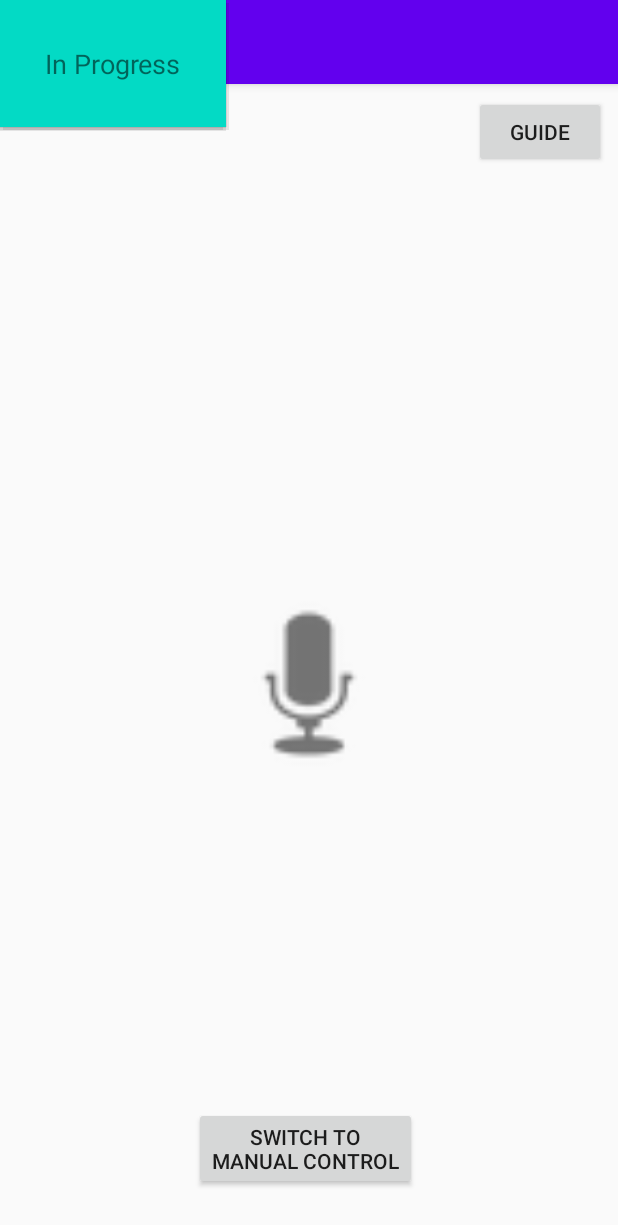
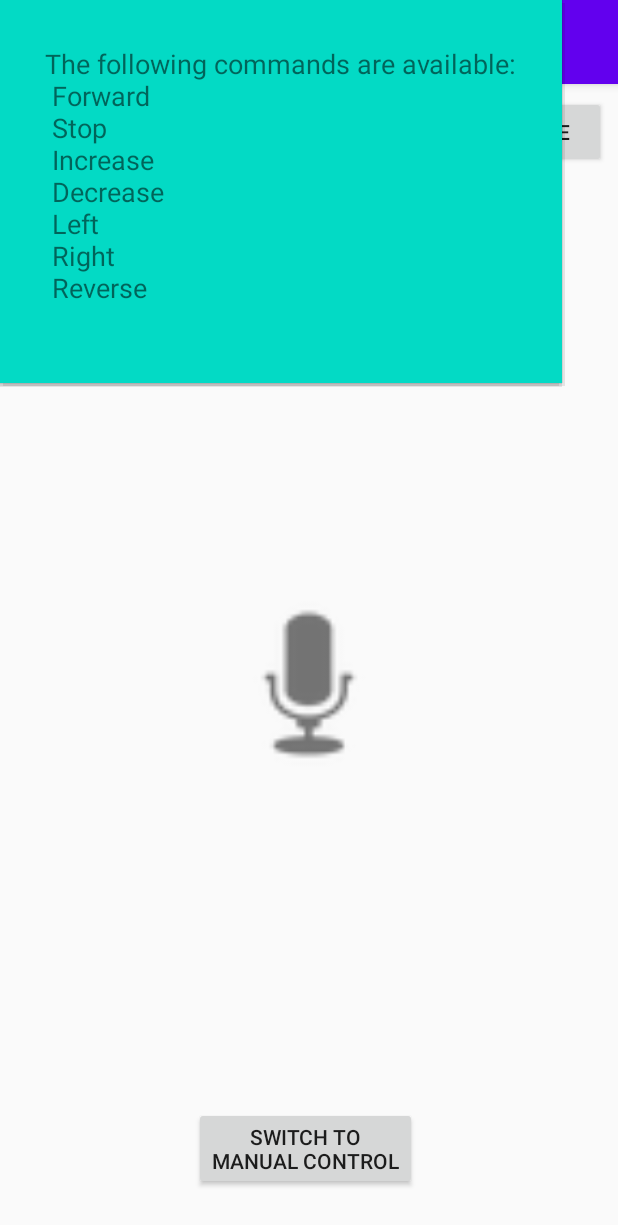
Before and after one commit to DIT112-V20/group-04, an Android app: the VoiceControl screen opened directly, with no data from a screen before it, after a tap on "GUIDE", on a phone screen of 412 x 824 dp. Shown: the top 1225 px of the screen. Run offline under Robolectric (Android 15) with nearby library versions, the phone set to English and light mode, and no system bars; 1 statement that could not run was skipped.

Commit message:
Add preliminary guide text
#25

Contributors:
@Enilo

```diff
--- a/app/src/main/res/values/strings.xml
+++ b/app/src/main/res/values/strings.xml
@@ -7,5 +7,13 @@
     <string name="voice_control">Switch to\nVoice Control</string>
     <string name="manual_control">Switch to\nManual Control</string>
     <string name="guide_button">Guide</string>
-    <string name="guide_text">In Progress</string>
+    <string name="guide_text">The following commands are available:\n
+        Forward\n
+        Stop\n
+        Increase\n
+        Decrease\n
+        Left\n
+        Right\n
+        Reverse\n
+    </string>
 </resources>
```
